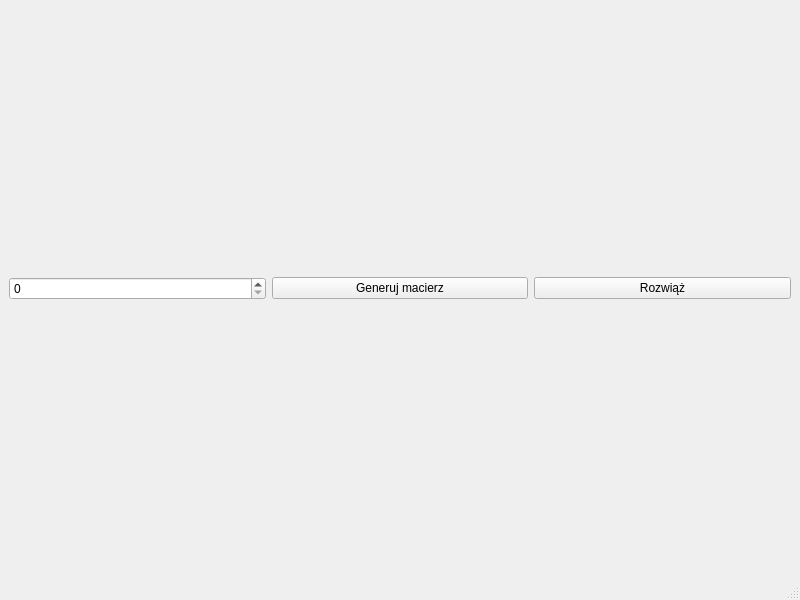
First picture: the form in mainwindow.ui, repository erybie222/CroutSolver, before the edit.
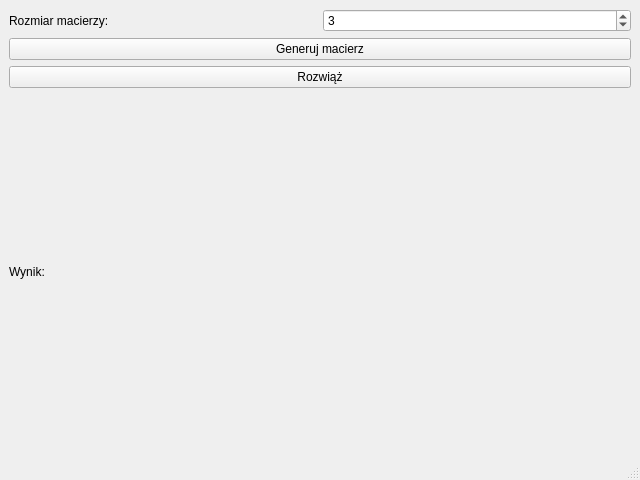
Second picture: the form after the edit.

What changed in the file:
```diff
--- a/mainwindow.ui
+++ b/mainwindow.ui
@@ -3,39 +3,72 @@
  <class>MainWindow</class>
  <widget class="QMainWindow" name="MainWindow">
   <property name="geometry">
-   <rect><x>0</x><y>0</y><width>800</width><height>600</height></rect>
+   <rect>
+    <x>0</x>
+    <y>0</y>
+    <width>640</width>
+    <height>480</height>
+   </rect>
   </property>
   <property name="windowTitle">
    <string>Crout Solver</string>
   </property>
   <widget class="QWidget" name="centralwidget">
-   <layout class="QVBoxLayout" name="verticalLayout">
+   <layout class="QVBoxLayout" name="topLayout">
     <item>
-     <layout class="QHBoxLayout" name="topLayout">
+     <layout class="QHBoxLayout">
       <item>
-       <widget class="QSpinBox" name="matrixSizeSpinBox"/>
-      </item>
-      <item>
-       <widget class="QPushButton" name="generateButton">
+       <widget class="QLabel" name="sizeLabel">
         <property name="text">
-         <string>Generuj macierz</string>
+         <string>Rozmiar macierzy:</string>
         </property>
        </widget>
       </item>
       <item>
-       <widget class="QPushButton" name="solveButton">
-        <property name="text">
-         <string>Rozwiąż</string>
+       <widget class="QSpinBox" name="sizeSpinBox">
+        <property name="minimum">
+         <number>2</number>
         </property>
+        <property name="maximum">
+         <number>10</number>
+        </property>
+        <property name="value">
+         <number>3</number>
+        </property>
        </widget>
       </item>
      </layout>
     </item>
     <item>
-     <layout class="QGridLayout" name="matrixLayout"/>
+     <widget class="QPushButton" name="generateButton">
+      <property name="text">
+       <string>Generuj macierz</string>
+      </property>
+     </widget>
     </item>
     <item>
-     <layout class="QGridLayout" name="vectorLayout"/>
+     <layout class="QHBoxLayout">
+      <item>
+       <layout class="QGridLayout" name="matrixLayout"/>
+      </item>
+      <item>
+       <layout class="QVBoxLayout" name="vectorLayout"/>
+      </item>
+     </layout>
+    </item>
+    <item>
+     <widget class="QPushButton" name="solveButton">
+      <property name="text">
+       <string>Rozwiąż</string>
+      </property>
+     </widget>
+    </item>
+    <item>
+     <widget class="QLabel" name="resultLabel">
+      <property name="text">
+       <string>Wynik:</string>
+      </property>
+     </widget>
     </item>
    </layout>
   </widget>
```
